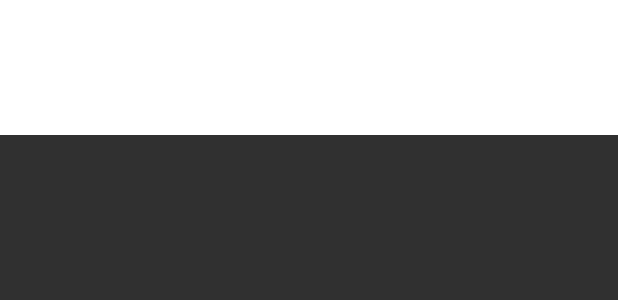
After one commit to crllm/AppTB, an Android app: the layout activity_view_boletos.xml on its own in the app's theme, with its tools: preview values and no code run, on a phone screen of 412 x 824 dp. The commit adds this screen. Shown: the top 300 px of the screen. Run offline under Robolectric (Android 15) with nearby library versions, the phone set to English and light mode, and no system bars.

Commit message:
ppega agora fdp

```diff
--- /dev/null
+++ b/app/src/main/res/layout/activity_view_boletos.xml
@@ -0,0 +1,21 @@
+<?xml version="1.0" encoding="utf-8"?>
+<LinearLayout xmlns:android="http://schemas.android.com/apk/res/android"
+    xmlns:app="http://schemas.android.com/apk/res-auto"
+    xmlns:tools="http://schemas.android.com/tools"
+    android:layout_width="match_parent"
+    android:layout_height="90dp"
+    android:layout_marginBottom="5dp"
+    android:background="@color/white"
+    android:orientation="horizontal"
+    android:paddingLeft="22dp"
+    android:paddingTop="14dp"
+    android:paddingRight="22dp"
+    android:paddingBottom="14dp"
+    tools:context=".Activity.ViewBoletos">
+
+    <TextView
+        android:layout_width="wrap_content"
+        android:layout_height="wrap_content"
+        android:text=""/>
+
+</LinearLayout>
--- a/app/src/main/res/layout/activity_view_pagamento.xml
+++ b/app/src/main/res/layout/activity_view_pagamento.xml
@@ -79,7 +79,7 @@
                         android:orientation="vertical">
 
                         <ImageView
-                            android:id="@+id/imgBoletos"
+                            android:id="@+id/btnBoletos"
                             android:layout_width="wrap_content"
                             android:layout_height="wrap_content"
                             android:src="@drawable/icon_boletos" />
```
Also changed, not shown: app/src/main/AndroidManifest.xml (+8 -7 lines), app/src/main/java/com/example/tb/traineebanking/Activity/ViewBoletos.java (added, +15 -0 lines), app/src/main/java/com/example/tb/traineebanking/Activity/ViewPagamento.java (+7 -29 lines).
